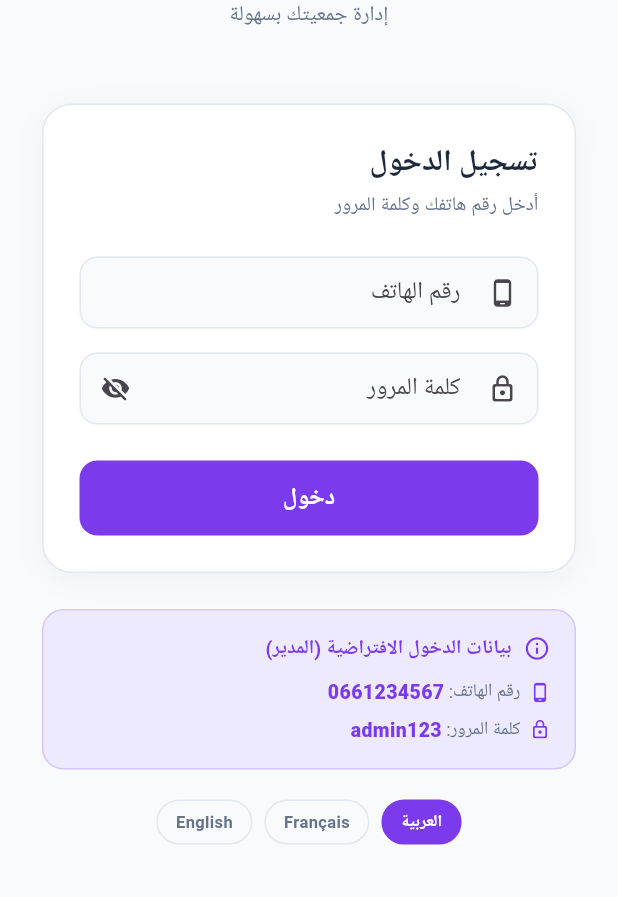
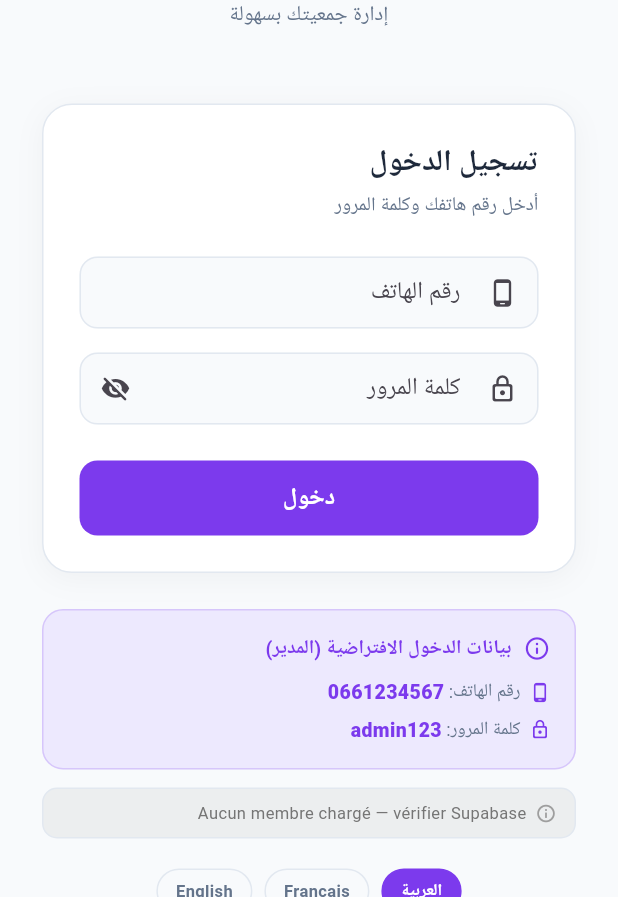
Before and after one commit to abdleke/abdleke, a Flutter app: the screen it shows after launch, on a phone screen of 412 x 824 dp, the part 339-1236 px from its top. Run offline on Flutter 3.47's test engine with Material 3 defaults, Android fonts, the phone set to English and light mode, and no system bars; our stand-ins replace google_fonts, shared_preferences, supabase_flutter; accounts and stored records are empty; network calls fail; Roboto replaces fonts that are missing (Cairo).

Commit message:
debug: show Supabase init status on login screen
Adds a visible diagnostic line on the login screen showing how many
members were loaded or the exact Supabase error. Helps diagnose why
Android APK login fails while web works.

Co-Authored-By: Claude Sonnet 4.6 <noreply@anthropic.com>
Claude-Session: https://claude.ai/code/session_01U4KHGEAmhrbooZthxBNNVh

```diff
--- a/app/lib/providers/app_provider.dart
+++ b/app/lib/providers/app_provider.dart
@@ -22,6 +22,9 @@ class AppProvider extends ChangeNotifier {
   String _language = 'ar';
   String _currency = 'MAD';
   bool _isLoggedIn = false;
+  String _initStatus = 'initialisation...';
+
+  String get initStatus => _initStatus;
 
   StreamSubscription<List<Map<String, dynamic>>>? _membersSub;
   StreamSubscription<List<Map<String, dynamic>>>? _projectsSub;
@@ -77,7 +80,9 @@ class AppProvider extends ChangeNotifier {
         await _db.from('members').insert(_members.first.toJson());
       }
     } catch (e) {
+      _initStatus = 'Erreur Supabase: $e';
       debugPrint('[Jamiyati] Erreur init membres: $e');
+      notifyListeners();
     }
 
     final membersData    = await _safeSelect('members');
@@ -89,7 +94,11 @@ class AppProvider extends ChangeNotifier {
 
     if (membersData.isNotEmpty) {
       _members = membersData.map((e) => Member.fromJson(e)).toList();
+      _initStatus = '${_members.length} membre(s) chargé(s)';
+    } else {
+      _initStatus = 'Aucun membre chargé — vérifier Supabase';
     }
+
     _projects    = projectsData.map((e) => Project.fromJson(e)).toList();
     _depenses    = depensesData.map((e) => Depense.fromJson(e)).toList();
     _cotisations = cotisationsData.map((e) => Cotisation.fromJson(e)).toList();
--- a/app/lib/screens/login_screen.dart
+++ b/app/lib/screens/login_screen.dart
@@ -190,6 +190,30 @@ class _LoginScreenState extends State<LoginScreen> {
                   ),
                 ),
 
+                const SizedBox(height: 12),
+
+                // Diagnostic Supabase
+                Container(
+                  padding: const EdgeInsets.symmetric(horizontal: 12, vertical: 8),
+                  decoration: BoxDecoration(
+                    color: Colors.black.withValues(alpha: 0.05),
+                    borderRadius: BorderRadius.circular(10),
+                    border: Border.all(color: AppTheme.border),
+                  ),
+                  child: Row(
+                    children: [
+                      const Icon(Icons.info_outline, size: 14, color: Colors.grey),
+                      const SizedBox(width: 6),
+                      Expanded(
+                        child: Text(
+                          prov.initStatus,
+                          style: GoogleFonts.cairo(fontSize: 11, color: Colors.grey[600]),
+                        ),
+                      ),
+                    ],
+                  ),
+                ),
+
                 const SizedBox(height: 20),
 
                 // Language switcher
```
